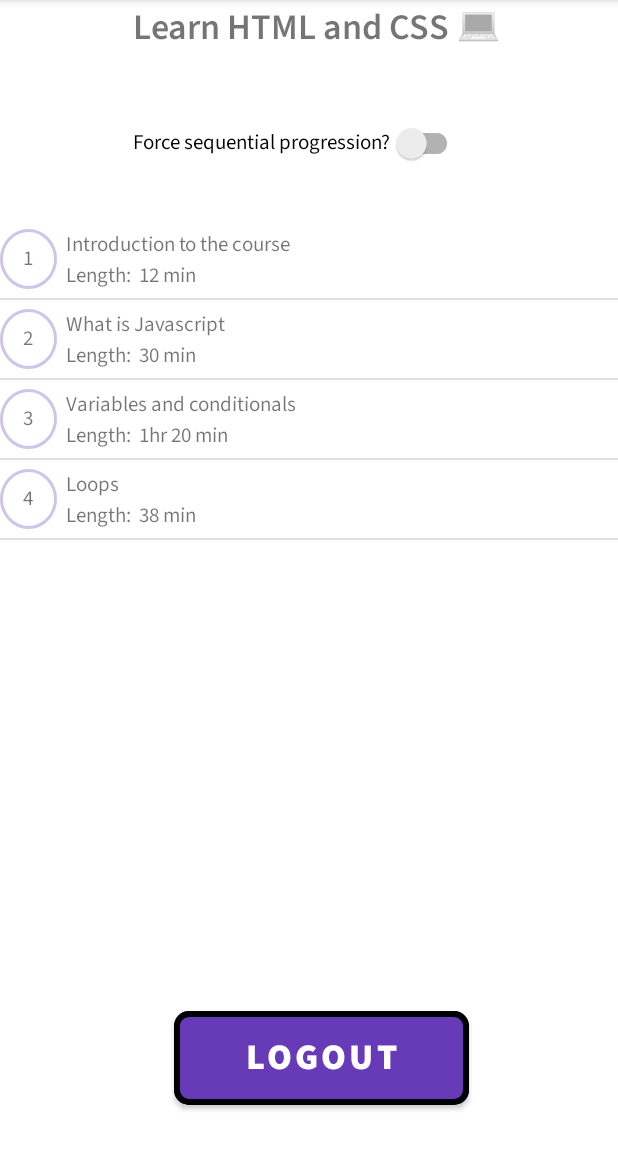
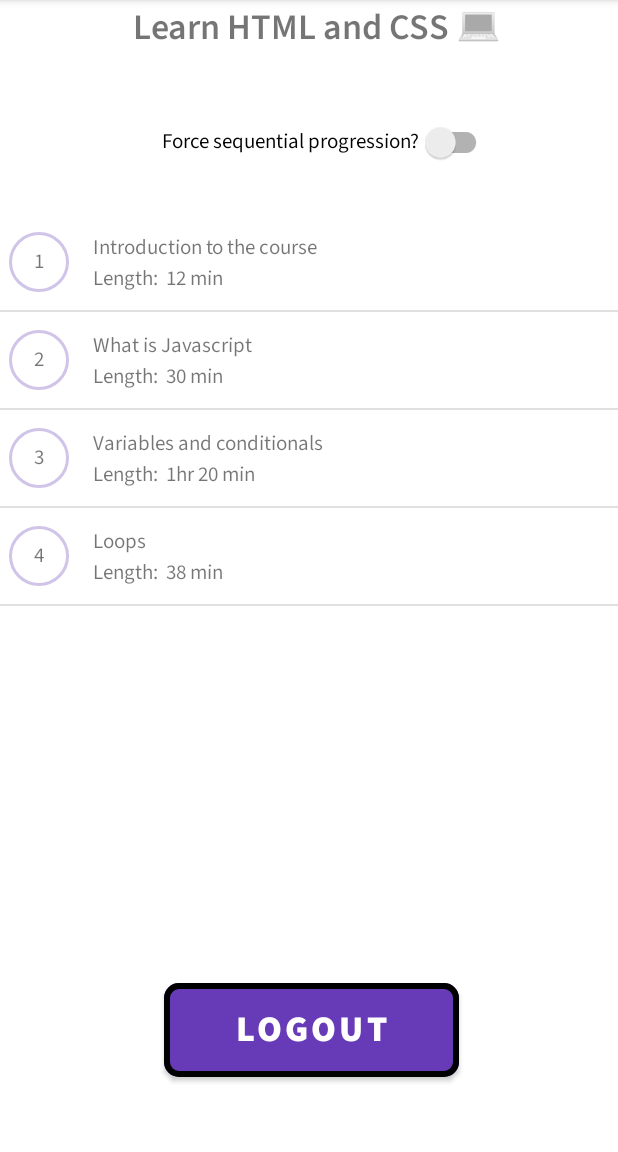
Before and after one commit to h-sompura/LearningApp, an Android app: the screen it shows after launch (LessonListActivity), on a phone screen of 412 x 824 dp, the part 84-1236 px from its top. Run offline under Robolectric (Android 15) with nearby library versions, the phone set to English and light mode, and no system bars.

Commit message:
Added user array, lesson description and UI changes

```diff
--- a/app/src/main/AndroidManifest.xml
+++ b/app/src/main/AndroidManifest.xml
@@ -12,7 +12,6 @@
         <activity
             android:name=".LessonDetailActivity"
             android:exported="false"
-            android:label="Lesson Details"
             />
         <activity
             android:name=".MainActivity"
--- a/app/src/main/java/com/example/learningapp/Lesson.java
+++ b/app/src/main/java/com/example/learningapp/Lesson.java
@@ -6,14 +6,16 @@ public class Lesson implements Serializable {
 
     private int lessonNumber;
     private String name;
+    private String description;
     private int length;
     private String url;
     private boolean isCompleted;
     private String note;
 
-    public Lesson(int lessonNumber, String name, int length, String url, boolean isCompleted) {
+    public Lesson(int lessonNumber, String name, String description, int length, String url, boolean isCompleted) {
         this.lessonNumber = lessonNumber;
         this.name = name;
+        this.description = description;
         this.length = length;
         this.url = url;
         this.isCompleted = isCompleted;
@@ -38,6 +40,10 @@ public class Lesson implements Serializable {
 
     public String getName() {
         return name;
+    }
+
+    public String getDescription() {
+        return description;
     }
 
     public void setName(String name) {
--- a/app/src/main/java/com/example/learningapp/LessonList.java
+++ b/app/src/main/java/com/example/learningapp/LessonList.java
@@ -6,33 +6,38 @@ public class LessonList {
 
     private static ArrayList<Lesson> lessonList = null;
 
-    private  LessonList() {}
+    private LessonList() {
+    }
 
     public static ArrayList<Lesson> getLessons() {
-        if(lessonList == null) {
+        if (lessonList == null) {
             lessonList = new ArrayList<>();
 
             lessonList.add(new Lesson(
                     1,
                     "Introduction to the course",
+                    "HTML is the foundation of all web pages. It defines the structure of a page, while CSS defines its style. HTML and CSS are the beginning of everything you need to know to make your first web page!",
                     12,
                     "https://www.youtube.com/watch?v=qz0aGYrrlhU&ab_channel=ProgrammingwithMosh",
                     false));
             lessonList.add(new Lesson(
                     2,
                     "What is Javascript",
+                    "JavaScript is a fun and flexible programming language. It’s one of the core technologies of web development and can be used on both the front-end and the back-end.",
                     30,
                     "https://www.youtube.com/watch?v=upDLs1sn7g4&ab_channel=ProgrammingwithMosh",
                     false));
             lessonList.add(new Lesson(
                     3,
                     "Variables and conditionals",
+                    "Get started on conditionals, functions, and scope, which are all universal programming concepts.In this video, we’ll look at how to define and use variables.",
                     80,
                     "https://www.youtube.com/watch?v=edlFjlzxkSI",
                     false));
             lessonList.add(new Lesson(
                     4,
                     "Loops",
+                    "In this course, you’ll learn about two core programming topics: Arrays and loops! Then, you’ll discover how to easily create repeating code using loops.",
                     38,
                     "https://www.youtube.com/watch?v=s9wW2PpJsmQ&ab_channel=ProgrammingwithMosh",
                     false));
--- a/app/src/main/java/com/example/learningapp/User.java
+++ b/app/src/main/java/com/example/learningapp/User.java
@@ -9,16 +9,16 @@ public class User {
 
 
     //constructor
-    public User(String username, String password){
+    public User(String username, String password) {
         this.username = username;
         this.password = password;
     }
 
-    public String getUsername(){
+    public String getUsername() {
         return username;
     }
 
-    public String getPassword(){
+    public String getPassword() {
         return password;
     }
 
--- a/app/src/main/res/layout/lesson_listview.xml
+++ b/app/src/main/res/layout/lesson_listview.xml
@@ -1,32 +1,38 @@
 <?xml version="1.0" encoding="utf-8"?>
 <LinearLayout xmlns:android="http://schemas.android.com/apk/res/android"
     xmlns:app="http://schemas.android.com/apk/res-auto"
+    xmlns:tools="http://schemas.android.com/tools"
     android:layout_width="match_parent"
     android:layout_height="match_parent"
+    android:layout_marginBottom="10dp"
     android:orientation="horizontal"
     android:paddingTop="6dp"
     android:paddingBottom="6dp">
 
     <LinearLayout
         android:layout_width="346dp"
-        android:layout_height="40dp"
+        android:layout_height="52dp"
         android:layout_weight="5"
         android:orientation="horizontal">
 
         <TextView
             android:id="@+id/lesson_number"
-            android:layout_width="38dp"
-            android:layout_height="match_parent"
+            android:layout_width="40dp"
+            android:layout_height="40dp"
+            android:layout_marginLeft="6dp"
+            android:layout_marginTop="6dp"
             android:background="@drawable/rounded_text_view"
             android:gravity="center"
-            android:text="1" />
+            android:text="1"
+            tools:ignore="TextContrastCheck" />
 
         <LinearLayout
             android:layout_width="346dp"
             android:layout_height="match_parent"
             android:layout_weight="5"
             android:orientation="vertical"
-            android:paddingLeft="6dp">
+            android:paddingLeft="16dp"
+            android:paddingTop="6dp">
 
             <TextView
                 android:id="@+id/text_view_list_item_name"
--- a/app/src/main/res/layout/list_lesson.xml
+++ b/app/src/main/res/layout/list_lesson.xml
@@ -11,8 +11,8 @@
         android:layout_marginTop="1dp"
         android:layout_marginEnd="78dp"
         android:fontFamily="@font/source_sans_pro_semibold"
-        android:text="Learn HTML and CSS 💻"
-        android:textSize="24dp" />
+        android:text="@string/app_heading"
+        android:textSize="24sp" />
 
     <androidx.appcompat.widget.SwitchCompat
         android:id="@+id/switch_sequential_progress"
@@ -20,18 +20,18 @@
         android:layout_height="wrap_content"
         android:layout_below="@id/appHeading"
         android:layout_alignParentEnd="true"
-        android:layout_marginTop="36dp"
-        android:layout_marginEnd="103dp"
-        android:text="Force sequential progression?" />
+        android:layout_marginTop="35dp"
+        android:layout_marginEnd="84dp"
+        android:text="@string/force_sequential_progression" />
 
     <ListView
         android:id="@+id/listview_lesson_list"
         android:layout_width="match_parent"
-        android:layout_height="500dp"
+        android:layout_height="wrap_content"
         android:layout_above="@+id/logoutButton"
         android:layout_below="@id/switch_sequential_progress"
-        android:layout_marginTop="27dp"
-        android:layout_marginBottom="45dp">
+        android:layout_marginTop="24dp"
+        android:layout_marginBottom="-5dp">
 
     </ListView>
 
@@ -41,8 +41,8 @@
         android:layout_height="wrap_content"
         android:layout_alignParentEnd="true"
         android:layout_alignParentBottom="true"
-        android:layout_marginEnd="99dp"
-        android:layout_marginBottom="25dp"
-        android:text="Logout" />
+        android:layout_marginEnd="106dp"
+        android:layout_marginBottom="44dp"
+        android:text="@string/logout" />
 
 </RelativeLayout>
--- a/app/src/main/res/values-night/themes.xml
+++ b/app/src/main/res/values-night/themes.xml
@@ -19,6 +19,7 @@
         <item name="actionBarStyle">@style/MyActionBarDarkStyle</item>
         <item name="editTextStyle">@style/App_EditTextStyle</item>
     </style>
+
     <style name="myCustomButton" parent="Widget.MaterialComponents.Button">
         <item name="backgroundTint">@color/primary</item>
         <item name="fontFamily">@font/source_sans_pro_black</item>
--- a/app/src/main/res/values/strings.xml
+++ b/app/src/main/res/values/strings.xml
@@ -1,4 +1,7 @@
 <resources>
     <string name="app_name">MyLearningApp</string>
     <string name="login_button">Log In</string>
+    <string name="app_heading">Learn HTML and CSS 💻</string>
+    <string name="force_sequential_progression">Force sequential progression?</string>
+    <string name="logout">Logout</string>
 </resources>
```
Also changed, not shown: app/src/main/java/com/example/learningapp/LessonAdapter.java (+4 -5 lines), app/src/main/java/com/example/learningapp/LessonDetailActivity.java (+13 -6 lines), app/src/main/java/com/example/learningapp/LessonListActivity.java (+7 -5 lines), app/src/main/java/com/example/learningapp/MainActivity.java (+9 -8 lines), app/src/main/res/drawable/rounded_text_view.xml (+4 -3 lines), app/src/main/res/layout/activity_lesson_detail.xml (+57 -28 lines).
